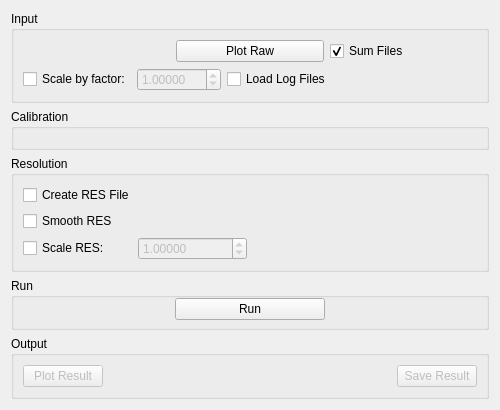
Old version of the form qt/scientific_interfaces/Indirect/ISISCalibration.ui in the repository mantidproject/mantid.
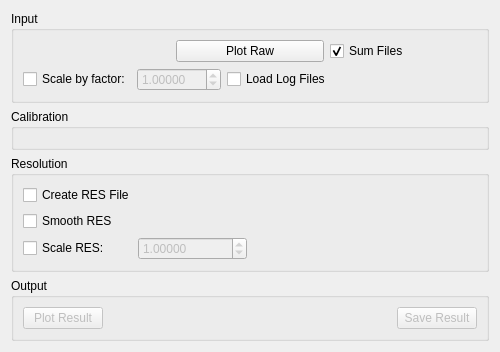
New version of the form. Custom widgets are drawn as their Qt base class.

Diff of the .ui file:
```diff
--- a/qt/scientific_interfaces/Indirect/ISISCalibration.ui
+++ b/qt/scientific_interfaces/Indirect/ISISCalibration.ui
@@ -7,7 +7,7 @@
     <x>0</x>
     <y>0</y>
     <width>500</width>
-    <height>367</height>
+    <height>339</height>
    </rect>
   </property>
   <property name="minimumSize">
@@ -233,66 +233,6 @@
      </layout>
     </widget>
    </item>
-   <item>
-    <widget class="QGroupBox" name="gbRun">
-     <property name="title">
-      <string>Run</string>
-     </property>
-     <layout class="QHBoxLayout" name="horizontalLayout_2">
-      <property name="topMargin">
-       <number>0</number>
-      </property>
-      <property name="bottomMargin">
-       <number>7</number>
-      </property>
-      <item>
-       <spacer name="horizontalSpacer">
-        <property name="orientation">
-         <enum>Qt::Horizontal</enum>
-        </property>
-        <property name="sizeHint" stdset="0">
-         <size>
-          <width>185</width>
-          <height>20</height>
-         </size>
-        </property>
-       </spacer>
-      </item>
-      <item>
-       <widget class="QPushButton" name="pbRun">
-        <property name="minimumSize">
-         <size>
-          <width>150</width>
-          <height>0</height>
-         </size>
-        </property>
-        <property name="maximumSize">
-         <size>
-          <width>180</width>
-          <height>16777215</height>
-         </size>
-        </property>
-        <property name="text">
-         <string>Run</string>
-        </property>
-       </widget>
-      </item>
-      <item>
-       <spacer name="horizontalSpacer_3">
-        <property name="orientation">
-         <enum>Qt::Horizontal</enum>
-        </property>
-        <property name="sizeHint" stdset="0">
-         <size>
-          <width>184</width>
-          <height>20</height>
-         </size>
-        </property>
-       </spacer>
-      </item>
-     </layout>
-    </widget>
-   </item>
    <item>
     <widget class="QGroupBox" name="gbOutput">
      <property name="title">
@@ -341,18 +281,17 @@
   </layout>
  </widget>
  <customwidgets>
-  <customwidget>
-   <class>MantidQt::API::MWRunFiles</class>
-   <extends>QWidget</extends>
-   <header>MantidQtWidgets/Common/MWRunFiles.h</header>
-   <container>1</container>
-  </customwidget>
   <customwidget>
    <class>MantidQt::MantidWidgets::PreviewPlot</class>
    <extends>QWidget</extends>
    <header>MantidQtWidgets/LegacyQwt/PreviewPlot.h</header>
    <container>1</container>
   </customwidget>
+  <customwidget>
+   <class>MantidQt::API::MWRunFiles</class>
+   <extends>QWidget</extends>
+   <header>MantidQtWidgets/Common/MWRunFiles.h</header>
+  </customwidget>
  </customwidgets>
  <resources/>
  <connections>
```
